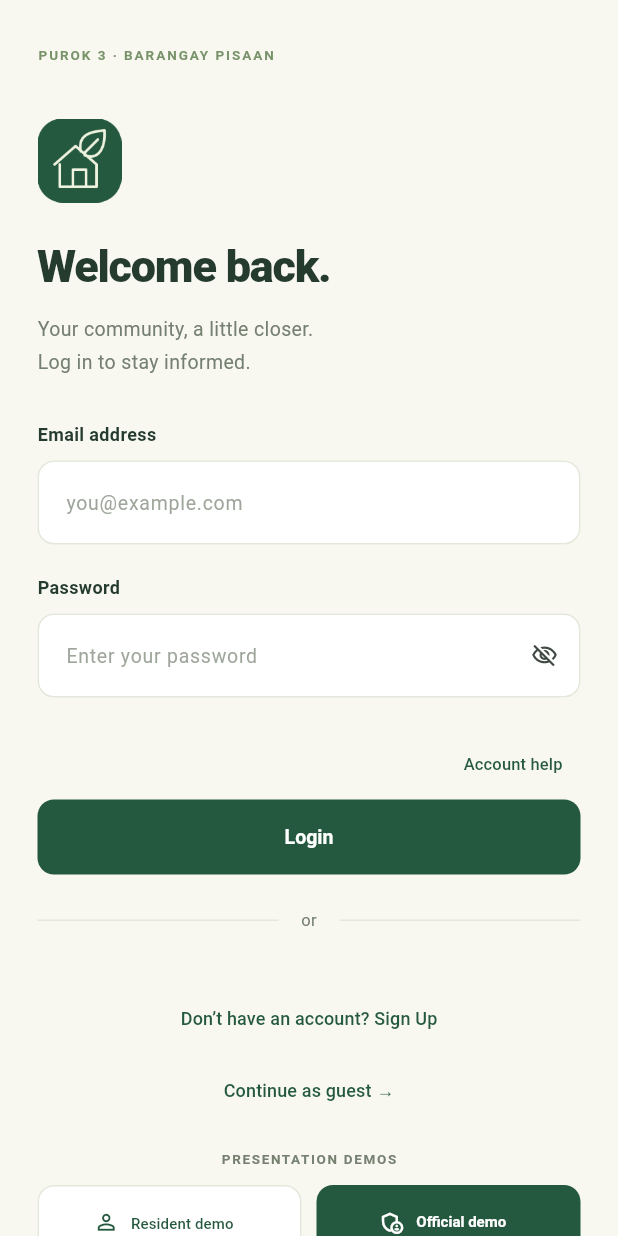
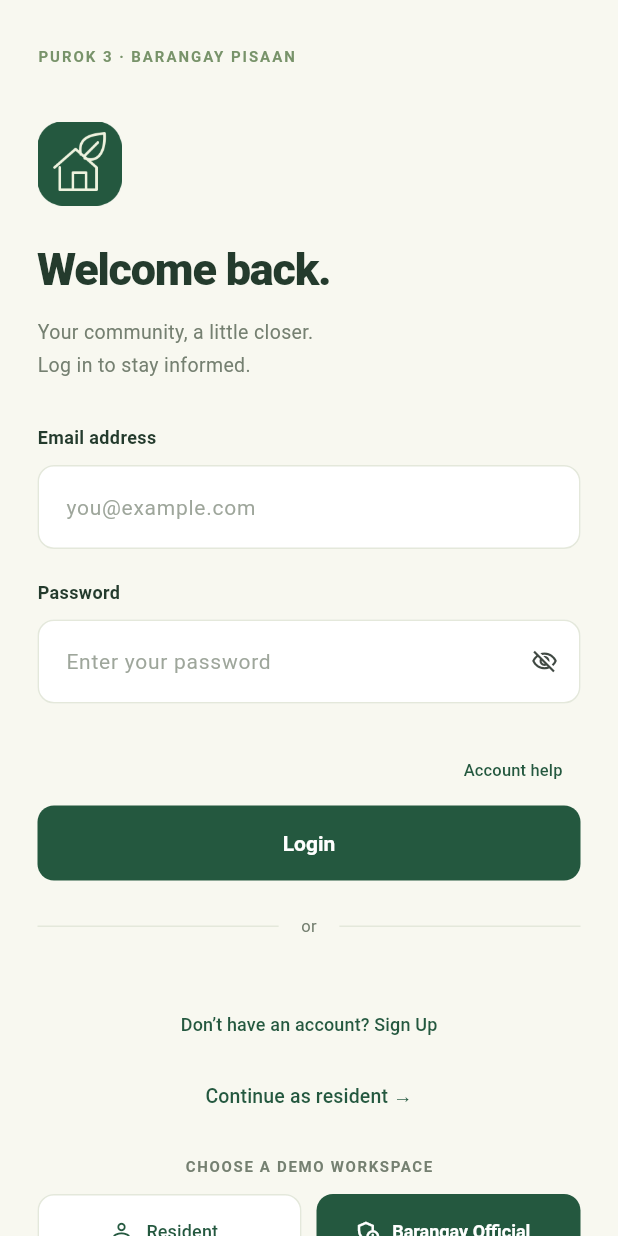
Before and after one commit to lee231-gia/limpyo-pisaan, a Flutter app: the screen it shows after launch, after a tap on "Get Started", on a phone screen of 412 x 824 dp. Run offline on Flutter 3.47's test engine with Material 3 defaults, Android fonts, the phone set to English and light mode, and no system bars; our stand-ins replace image_picker, shared_preferences.

Commit message:
Separate resident and official login workspaces

```diff
--- a/flutter_app/lib/auth.dart
+++ b/flutter_app/lib/auth.dart
@@ -346,18 +346,18 @@ class _AuthScreenState extends State<AuthScreen> {
                         child: TextButton(
                           onPressed: busy ? null : () => signIn(guest: true),
                           child: const Text(
-                            'Continue as guest →',
-                            style: TextStyle(fontSize: 12),
+                            'Continue as resident →',
+                            style: TextStyle(fontSize: 13),
                           ),
                         ),
                       ),
                       space(15),
                       const Center(
                         child: Text(
-                          'PRESENTATION DEMOS',
+                          'CHOOSE A DEMO WORKSPACE',
                           style: TextStyle(
                             color: muted,
-                            fontSize: 9,
+                            fontSize: 10,
                             fontWeight: FontWeight.w700,
                             letterSpacing: 1.1,
                           ),
@@ -371,8 +371,8 @@ class _AuthScreenState extends State<AuthScreen> {
                               onPressed: busy ? null : () => enterDemo(false),
                               icon: const Icon(Icons.person_outline, size: 17),
                               label: const Text(
-                                'Resident demo',
-                                style: TextStyle(fontSize: 10),
+                                'Resident',
+                                style: TextStyle(fontSize: 12),
                               ),
                             ),
                           ),
@@ -385,8 +385,8 @@ class _AuthScreenState extends State<AuthScreen> {
                                 size: 17,
                               ),
                               label: const Text(
-                                'Official demo',
-                                style: TextStyle(fontSize: 10),
+                                'Barangay Official',
+                                style: TextStyle(fontSize: 12),
                               ),
                             ),
                           ),
--- a/flutter_app/lib/profile.dart
+++ b/flutter_app/lib/profile.dart
@@ -95,11 +95,6 @@ class ProfilePage extends StatelessWidget {
           title: 'My Reports',
           subtitle: 'Your reports and status history',
           onTap: () => open('reports'),
-        )
-      else
-        const Notice(
-          'You are using the Barangay Official workspace. Use the dashboard tabs to review reports, publish notices, and manage service information.',
-          icon: Icons.verified_user_outlined,
         ),
       MenuCard(
         icon: Icons.menu_book_outlined,
--- a/flutter_app/lib/state.dart
+++ b/flutter_app/lib/state.dart
@@ -329,8 +329,10 @@ class AppState extends ChangeNotifier {
     await prefs.setString('email', address.trim());
     await prefs.setBool('welcomed', true);
     await prefs.setBool('signedIn', true);
+    await prefs.setBool('isOfficial', false);
     name = fullName.trim();
     email = address.trim();
+    isOfficial = false;
     stage = AuthStage.app;
     notifyListeners();
   }
@@ -357,6 +359,8 @@ class AppState extends ChangeNotifier {
 
   Future<void> logout() async {
     await prefs.setBool('signedIn', false);
+    await prefs.setBool('isOfficial', false);
+    isOfficial = false;
     stage = AuthStage.login;
     notifyListeners();
   }
--- a/flutter_app/lib/ui.dart
+++ b/flutter_app/lib/ui.dart
@@ -19,8 +19,8 @@ ThemeData appTheme() => ThemeData(
   ),
   scaffoldBackgroundColor: cream,
   textTheme: const TextTheme(
-    bodyMedium: TextStyle(color: ink, fontSize: 14, height: 1.5),
-    bodySmall: TextStyle(color: muted, fontSize: 12, height: 1.5),
+    bodyMedium: TextStyle(color: ink, fontSize: 15, height: 1.55),
+    bodySmall: TextStyle(color: muted, fontSize: 13, height: 1.55),
     titleLarge: TextStyle(
       color: ink,
       fontSize: 23,
@@ -29,7 +29,7 @@ ThemeData appTheme() => ThemeData(
     ),
     titleMedium: TextStyle(
       color: ink,
-      fontSize: 17,
+      fontSize: 18,
       fontWeight: FontWeight.w700,
     ),
     headlineMedium: TextStyle(
@@ -50,7 +50,7 @@ ThemeData appTheme() => ThemeData(
     filled: true,
     fillColor: Colors.white,
     contentPadding: const EdgeInsets.symmetric(horizontal: 15, vertical: 16),
-    hintStyle: TextStyle(color: muted.withValues(alpha: .7), fontSize: 13),
+    hintStyle: TextStyle(color: muted.withValues(alpha: .7), fontSize: 14),
     border: OutlineInputBorder(
       borderRadius: BorderRadius.circular(11),
       borderSide: const BorderSide(color: line),
@@ -70,7 +70,7 @@ ThemeData appTheme() => ThemeData(
       foregroundColor: Colors.white,
       minimumSize: const Size(0, 50),
       shape: RoundedRectangleBorder(borderRadius: BorderRadius.circular(11)),
-      textStyle: const TextStyle(fontWeight: FontWeight.w600, fontSize: 13),
+      textStyle: const TextStyle(fontWeight: FontWeight.w600, fontSize: 14),
     ),
   ),
   outlinedButtonTheme: OutlinedButtonThemeData(
@@ -87,10 +87,10 @@ ThemeData appTheme() => ThemeData(
     backgroundColor: Colors.white,
     surfaceTintColor: Colors.transparent,
     indicatorColor: pale,
-    height: 72,
+    height: 76,
     labelTextStyle: WidgetStateProperty.resolveWith(
       (states) => TextStyle(
-        fontSize: 10,
+        fontSize: 11,
         fontWeight: states.contains(WidgetState.selected)
             ? FontWeight.w700
             : FontWeight.w400,
@@ -231,7 +231,7 @@ class Notice extends StatelessWidget {
           child: Text(
             text,
             style: TextStyle(
-              fontSize: 11,
+              fontSize: 12,
               height: 1.6,
               color: green.withValues(alpha: .8),
             ),
@@ -260,7 +260,7 @@ class Tag extends StatelessWidget {
       text,
       style: const TextStyle(
         color: green,
-        fontSize: 9,
+        fontSize: 10,
         fontWeight: FontWeight.w600,
       ),
     ),
@@ -339,7 +339,7 @@ class MenuCard extends StatelessWidget {
                     Text(
                       title,
                       style: TextStyle(
-                        fontSize: 13,
+                        fontSize: 14,
                         fontWeight: FontWeight.w700,
                         color: danger ? const Color(0xFFAC4943) : ink,
                       ),
@@ -351,7 +351,7 @@ class MenuCard extends StatelessWidget {
                           subtitle,
                           style: const TextStyle(
                             color: muted,
-                            fontSize: 11,
+                            fontSize: 12,
                             height: 1.6,
                           ),
                         ),
@@ -395,7 +395,7 @@ Widget eyebrow(String text) => Text(
   text,
   style: const TextStyle(
     color: Color(0xFF78936A),
-    fontSize: 9,
+    fontSize: 10,
     letterSpacing: 1.3,
     fontWeight: FontWeight.w600,
   ),
@@ -405,9 +405,9 @@ Widget detail(String label, String value) => Padding(
   child: Column(
     crossAxisAlignment: CrossAxisAlignment.start,
     children: [
-      Text(label, style: const TextStyle(color: muted, fontSize: 10)),
+      Text(label, style: const TextStyle(color: muted, fontSize: 11)),
       space(6),
-      Text(value, style: const TextStyle(fontSize: 13, height: 1.65)),
+      Text(value, style: const TextStyle(fontSize: 14, height: 1.65)),
     ],
   ),
 );
--- a/flutter_app/pubspec.yaml
+++ b/flutter_app/pubspec.yaml
@@ -16,7 +16,7 @@ publish_to: 'none' # Remove this line if you wish to publish to pub.dev
 # https://developer.apple.com/library/archive/documentation/General/Reference/InfoPlistKeyReference/Articles/CoreFoundationKeys.html
 # In Windows, build-name is used as the major, minor, and patch parts
 # of the product and file versions while build-number is used as the build suffix.
-version: 1.5.2+8
+version: 1.6.0+9
 
 environment:
   sdk: ^3.11.5
```
Also changed, not shown: 1 other file.
